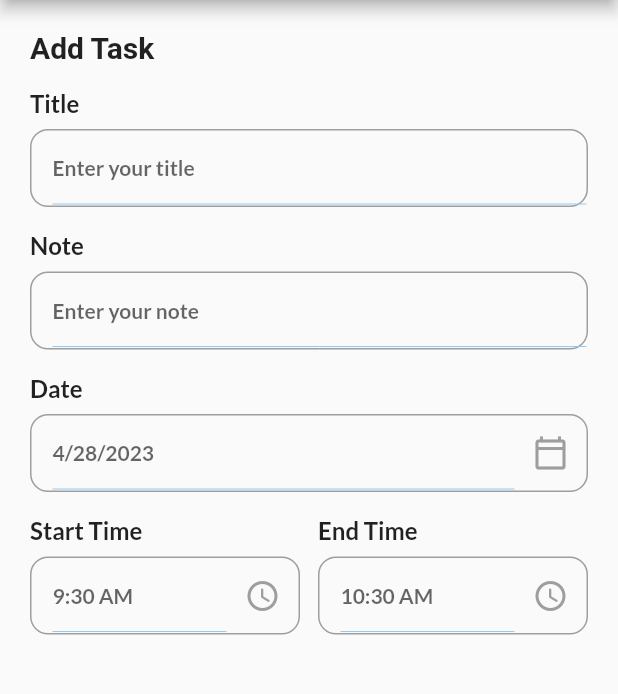
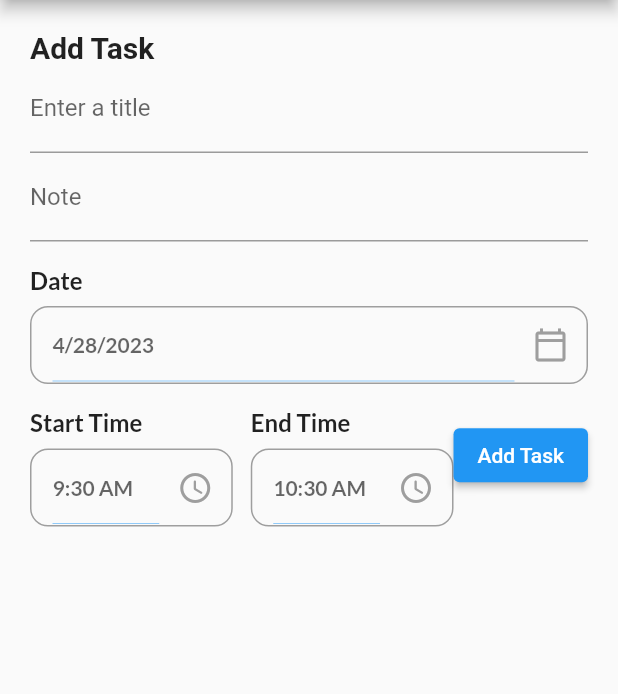
Before and after one commit to JamieH2/time_crunch, a Flutter app: the screen it shows after launch, after a tap on "+ Add task", on a phone screen of 412 x 824 dp, the part 84-778 px from its top. Run offline on Flutter 3.47's test engine with Material 2 defaults, Android fonts, the phone set to English and light mode, and no system bars; our stand-ins replace bottom_navy_bar, date_picker_timeline, get, get_storage, google_fonts, hive and 1 more; accounts and stored records are empty; statements that could not run were skipped.

Commit message:
Creating backend hive databases and adapters, adding hive functions and "my tasks page"

```diff
--- /dev/null
+++ b/lib/hive_boxes.dart
@@ -0,0 +1,6 @@
+import 'package:hive/hive.dart';
+import 'package:time_crunch/task_hive.dart';
+
+class HiveBoxes {
+  static Box<TodoTask> taskBox = Hive.box<TodoTask>('task_hive');
+}
--- a/lib/main.dart
+++ b/lib/main.dart
@@ -4,6 +4,8 @@ import 'package:get_storage/get_storage.dart';
 import 'package:hive/hive.dart';
 import 'package:hive_flutter/adapters.dart';
 import 'package:hive_flutter/hive_flutter.dart';
+import 'package:time_crunch/task_hive.dart';
+import 'hive_boxes.dart';
 //import 'package:path_provider/path_provider.dart' as path_provider;   //pretty sure we don't need this but i'll keep it
 import 'dark_mode/theme.dart';
 import 'dark_mode/theme_services.dart';
@@ -33,7 +35,12 @@ void main() async{
   /////   Elliot testing the crud stuff for boxes   /////
 
   late int userID;  //initialising one of the settings variables so i can take it out of the object
+  await Hive.openBox<TodoTask>('task_hive');
 
+  // Assign the Hive box to the global variable
+  HiveBoxes.taskBox = Hive.box<TodoTask>('task_hive');
+  Hive.registerAdapter(TodoTaskAdapter());
+  Hive.registerAdapter(TimeOfDayAdapter());
   final settingsBox = await Hive.openBox('settings');
   //that line should create the box for us to then open however many times later
   //final settingsBox = Hive.box('settings');  this is the line we use later instead of opening it again
--- a/lib/screens/home_page.dart
+++ b/lib/screens/home_page.dart
@@ -5,8 +5,14 @@ import 'package:google_fonts/google_fonts.dart';
 import 'package:intl/intl.dart';
 import '../dark_mode/theme.dart';
 import '../task booking/add_task_bar.dart';
+import '../screens/my_tasks_page.dart';
 import 'settings_page.dart';
 import 'package:flutter/material.dart';
+import 'package:hive/hive.dart';
+import 'package:hive_flutter/adapters.dart';
+import 'package:hive_flutter/hive_flutter.dart';
+import 'package:time_crunch/task_hive.dart';
+import 'package:time_crunch/hive_boxes.dart';
 
 class HomePage extends StatefulWidget {
   const HomePage({Key? key}) : super(key: key);
@@ -19,13 +25,21 @@ class _HomePageState extends State<HomePage> {
   DateTime _selectedDate = DateTime.now();
   var notifyHelper;
 
+
   @override
   void initState() {
     super.initState();
+    Hive.initFlutter();
+    //Hive.openBox<TodoTask>('task_hive');
+  }
+
+  void deleteTask(TodoTask task) {
+    task.delete();
   }
 
   @override
   Widget build(BuildContext context) {
+    final tasks = HiveBoxes.taskBox.values.toList();
     return Scaffold(
       //backgroundColor: Colors.white,
       appBar: AppBar(
@@ -44,8 +58,15 @@ class _HomePageState extends State<HomePage> {
             height: 50,
             child: Image.asset('assets/time_crunch_logo.png'),
           ),
+
         ),
         actions: [
+          ElevatedButton(
+            onPressed: () {
+              Get.to(TaskListPage());
+            },
+            child: Text("My Tasks"),
+          ),
           Container(
             padding: EdgeInsets.only(right: 20),
             child: IconButton(
@@ -58,6 +79,7 @@ class _HomePageState extends State<HomePage> {
               },
             ),
           ),
+
         ],
       ),
       body: Column(
@@ -88,6 +110,8 @@ class _HomePageState extends State<HomePage> {
                   },
                   child: Text("+ Add task"),
                 ),
+
+
 
               ],
             ),
@@ -130,9 +154,11 @@ class _HomePageState extends State<HomePage> {
                       onDateChange: (date){
                         _selectedDate=date;
 
+
                       },
                     ),
                   ),
+
                 ),
               ],
             ),
--- a/lib/task booking/add_task_bar.dart
+++ b/lib/task booking/add_task_bar.dart
@@ -1,7 +1,17 @@
 import 'package:flutter/material.dart';
+import 'package:get/get.dart';
+import 'package:get/get_core/src/get_main.dart';
 import 'package:intl/intl.dart';
 import '../screens/settings_page.dart';
 import 'input_field.dart';
+import 'package:hive/hive.dart';
+import 'package:hive_flutter/adapters.dart';
+import 'package:hive_flutter/hive_flutter.dart';
+import 'package:time_crunch/task_hive.dart';
+import 'package:time_crunch/hive_boxes.dart';
+import '../screens/my_tasks_page.dart';
+
+
 
 class AddTaskPage extends StatefulWidget {
   const AddTaskPage({Key? key}) : super(key: key);
@@ -11,10 +21,16 @@ class AddTaskPage extends StatefulWidget {
 }
 
 class _AddTaskPageState extends State<AddTaskPage> {
-  // Initialize the selected date and time variables
   late DateTime _selectedDate = DateTime.now();
   late TimeOfDay _startTime = TimeOfDay(hour: 9, minute: 30);
   late TimeOfDay _endTime = TimeOfDay(hour: 10, minute: 30);
+  late String _title = "";
+  late String _note = "";
+
+  //@override
+  //void initState() {
+    //super.initState();
+    //Hive.openBox<TodoTask>('task_hive');}
 
     // Create a function to get the date from the user
     Future<void> _getDateFromUser() async {
@@ -50,6 +66,24 @@ class _AddTaskPageState extends State<AddTaskPage> {
         print('Time cancelled');
       }
     }
+    Future<void> _addTask(String title, String note, DateTime date, TimeOfDay startTime, TimeOfDay endTime) async {
+      final newTask = TodoTask()
+          ..title = _title
+          ..note = _note
+          ..date = _selectedDate
+          ..startTime = _startTime
+          ..endTime = _endTime;
+
+      HiveBoxes.taskBox.add(newTask);
+      Get.to(TaskListPage());
+      setState(() {});
+      print("Title: $title");
+      print("Note: $note");
+      print("Date: $date");
+      print("Start Time: $startTime");
+      print("End Time: $endTime");
+    }
+
 
     @override
     Widget build(BuildContext context) {
@@ -89,8 +123,14 @@ class _AddTaskPageState extends State<AddTaskPage> {
                   "Add Task",
                   style: TextStyle(fontSize: 20, fontWeight: FontWeight.bold),
                 ),
-              MyInputField(title: "Title", hint: "Enter your title"),
-              MyInputField(title: "Note", hint: "Enter your note"),
+                TextField(
+                  onChanged: (value) => setState(() => _title = value),
+                  decoration: InputDecoration(labelText: 'Enter a title'),
+                ),
+                TextField(
+                  onChanged: (value) => setState(() => _note = value),
+                  decoration: InputDecoration(labelText: 'Note'),
+                ),
                 MyInputField(
                   title: "Date",
                   hint: DateFormat.yMd().format(_selectedDate),
@@ -121,7 +161,8 @@ class _AddTaskPageState extends State<AddTaskPage> {
                     Expanded(
                       child: MyInputField(
                         title: "End Time",
-                      hint: _endTime.format(context), // convert TimeOfDay to String
+                        hint: _endTime.format(context),
+                        // convert TimeOfDay to String
                         widget: IconButton(
                           onPressed: () {
                             _getTimeFromUser(isStartTime: false);
@@ -134,7 +175,14 @@ class _AddTaskPageState extends State<AddTaskPage> {
                       ),
 
                     ),
-                ],
+                    SizedBox(height: 0.0),
+                      ElevatedButton(
+                        onPressed: () async {
+                          await _addTask(_title, _note, _selectedDate, _startTime, _endTime);
+                        },
+                        child: Text('Add Task'),
+                      )
+                    ]
                 ),
               ],
             ),
--- /dev/null
+++ b/lib/task_hive.dart
@@ -0,0 +1,27 @@
+import 'package:flutter/material.dart';
+import 'package:hive/hive.dart';
+import 'package:hive_flutter/hive_flutter.dart'; // Import Hive Flutter package
+
+
+
+part 'task_hive.g.dart';
+
+@HiveType(typeId: 20)   //these numbers may have to be unique
+class TodoTask extends HiveObject {
+
+  @HiveField(0)
+  late String title;
+
+  @HiveField(1)
+  late String note;
+
+  @HiveField(2)
+  late DateTime date;
+
+  @HiveField(3)
+  late TimeOfDay startTime;
+
+  @HiveField(4)
+  late TimeOfDay endTime;
+
+}
```
Also changed, not shown: lib/calendar_entry.dart (deleted, +0 -30 lines), lib/screens/my_tasks_page.dart (added, +109 -0 lines), lib/timeOfDayAdapter.dart (added, +29 -0 lines), lib/task_hive.g.dart, lib/todo_entry.g.dart, lib/user.g.dart, pubspec.lock. Lines whose indentation alone changed are shown as unchanged.
